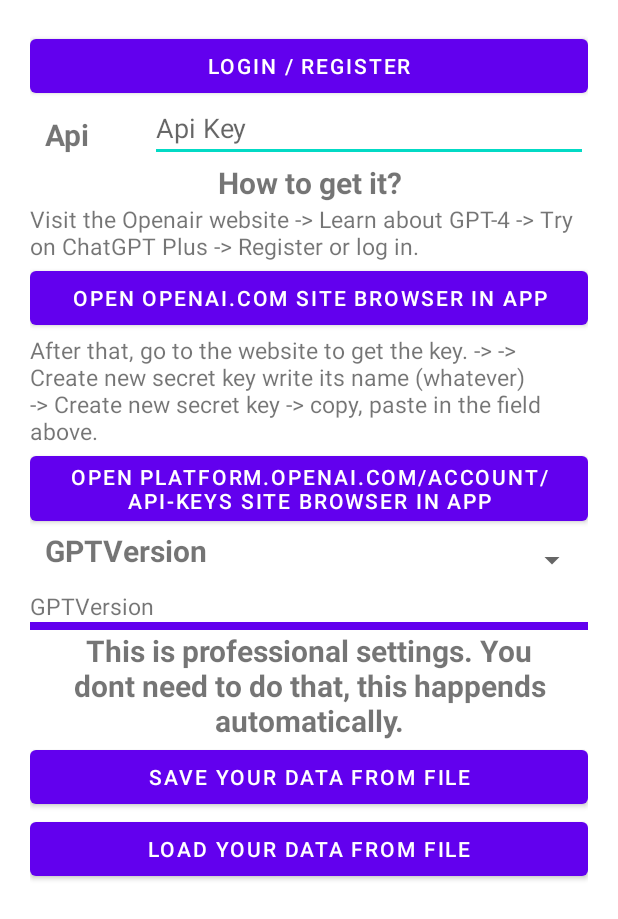
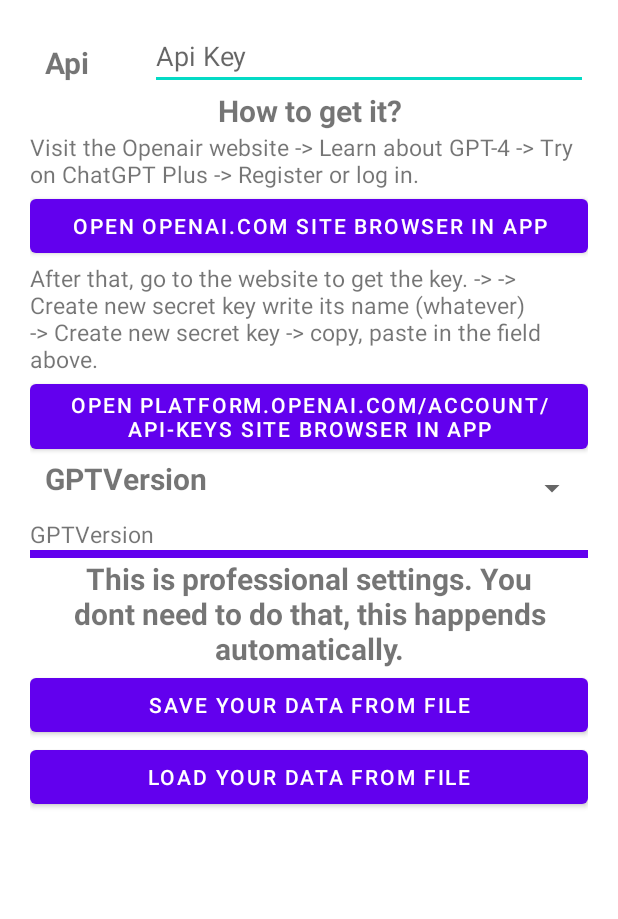
Before and after one commit to MaserPlay/AppAi, an Android app: the layout settings_activity.xml on its own in the app's theme, with its tools: preview values and no code run, on a phone screen of 412 x 824 dp. Shown: the top 919 px of the screen. Run offline under Robolectric (Android 15) with nearby library versions, the phone set to English and light mode, and no system bars.

```diff
--- a/app/src/main/res/layout/settings_activity.xml
+++ b/app/src/main/res/layout/settings_activity.xml
@@ -24,7 +24,8 @@
                 android:id="@+id/login"
                 android:layout_width="match_parent"
                 android:layout_height="wrap_content"
-                android:text="@string/login_login" />
+                android:text="@string/login_login"
+                android:visibility="gone" />
 
             <LinearLayout
                 android:id="@+id/llApi"
```
